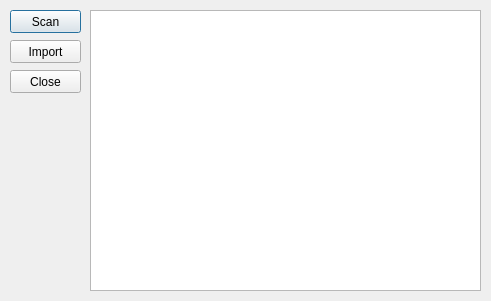
SeanStencil/SaveTitan, file import_profile.ui: the form before one commit.
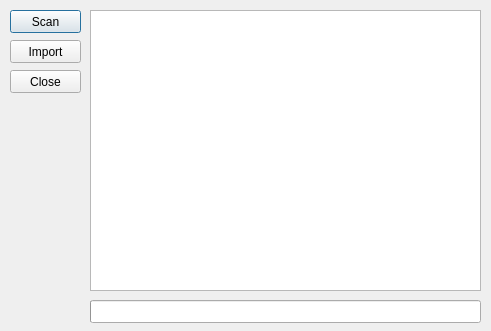
The form after the commit.

Commit message: Improved import code. Added progress bar

Diff of the .ui file:
```diff
--- a/import_profile.ui
+++ b/import_profile.ui
@@ -7,7 +7,7 @@
     <x>0</x>
     <y>0</y>
     <width>491</width>
-    <height>301</height>
+    <height>331</height>
    </rect>
   </property>
   <property name="windowTitle">
@@ -62,6 +62,22 @@
     </rect>
    </property>
   </widget>
+  <widget class="QProgressBar" name="progressBar">
+   <property name="geometry">
+    <rect>
+     <x>90</x>
+     <y>300</y>
+     <width>391</width>
+     <height>23</height>
+    </rect>
+   </property>
+   <property name="value">
+    <number>0</number>
+   </property>
+   <property name="textVisible">
+    <bool>false</bool>
+   </property>
+  </widget>
  </widget>
  <resources/>
  <connections/>
```
The commit also changes 1 other file.
